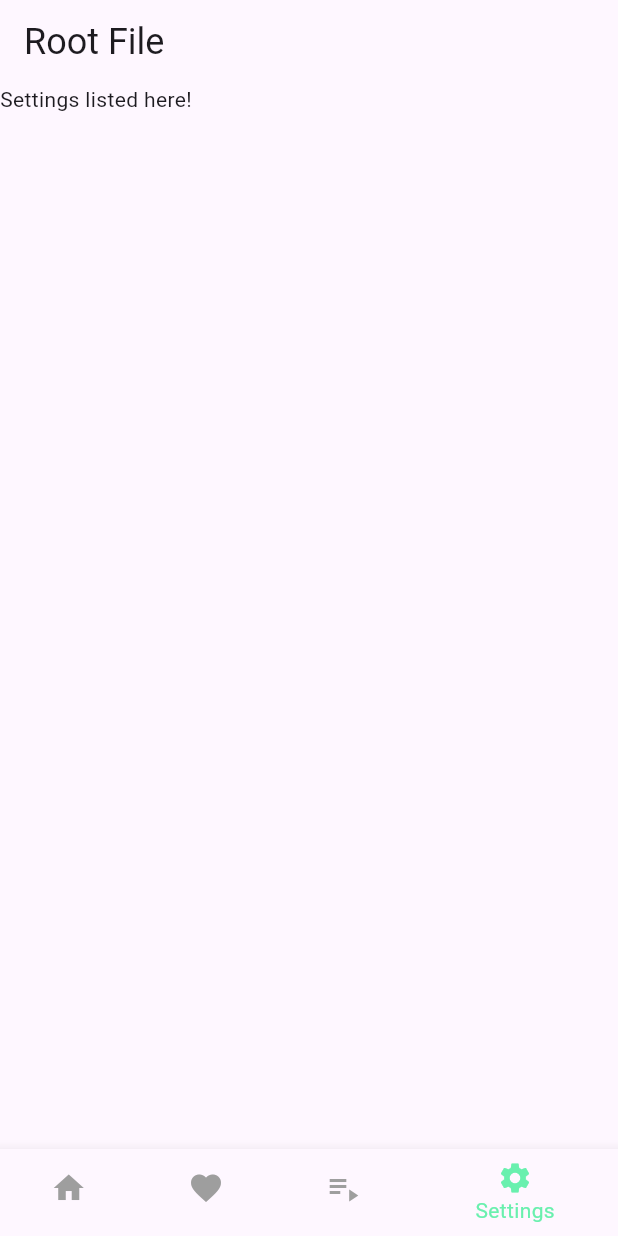
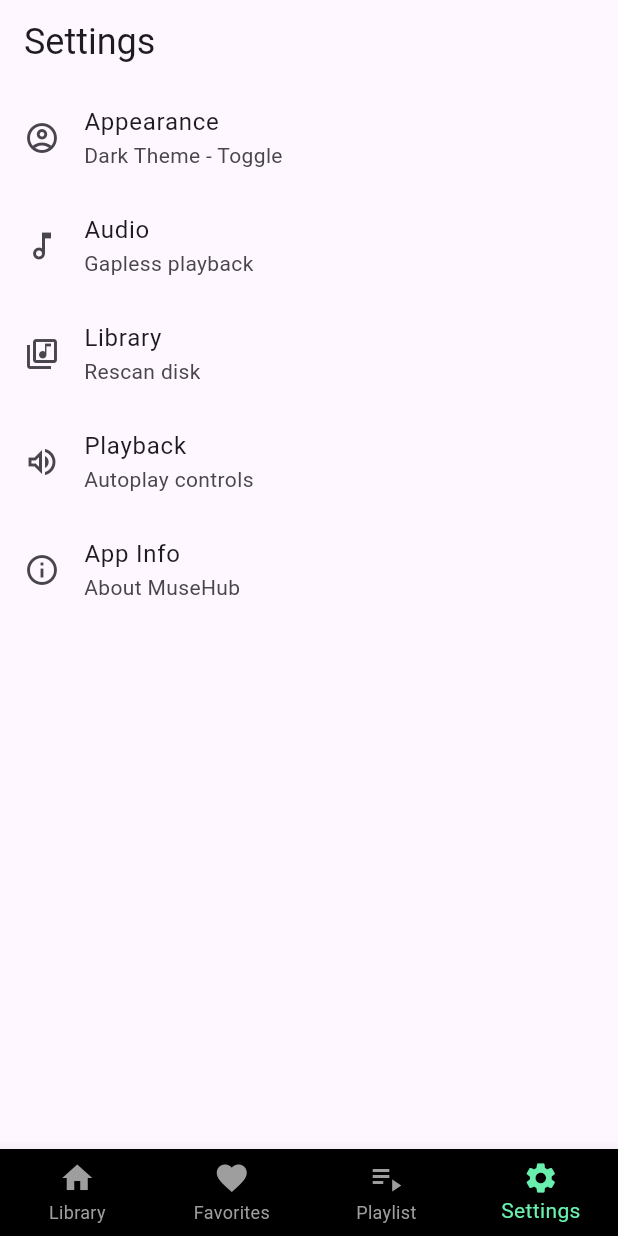
Before and after one commit to Pixel-Code-Hub206/musehub, a Flutter app: the screen it shows after launch, item 4 of the bottom bar chosen, on a phone screen of 412 x 824 dp. Run offline on Flutter 3.47's test engine with Material 3 defaults, Android fonts, the light colour scheme and no system bars; our stand-ins replace device_preview_plus.

Commit message:
Added basic options to the settings page using the ListTile objects.

```diff
--- a/lib/pages/favorites_page.dart
+++ b/lib/pages/favorites_page.dart
@@ -6,6 +6,14 @@
   @override
   Widget build(BuildContext context) {
     return Scaffold(
+      appBar: AppBar(
+        title: Text(
+          'Favorites',
+          style: TextStyle(
+            fontSize: 24,
+          ),
+        ),
+      ),
       body: Text('Favorites Page!'),
     );
   }
--- a/lib/pages/library_page.dart
+++ b/lib/pages/library_page.dart
@@ -6,6 +6,14 @@
   @override
   Widget build(BuildContext context) {
     return Scaffold(
+      appBar: AppBar(
+        title: Text(
+          'Library',
+          style: TextStyle(
+            fontSize: 24,
+          ),
+        ),
+      ),
       body: Text('The Library Page'),
     );
   }
--- a/lib/pages/muse_hub_root.dart
+++ b/lib/pages/muse_hub_root.dart
@@ -26,16 +26,9 @@
   @override
   Widget build(BuildContext context) {
     return Scaffold(
-      appBar: AppBar(
-        title: Text(
-          'Root File',
-          style: TextStyle(
-            fontSize: 24,
-          ),
-        ),
-      ),
       body: _screens[_currentIndex],
       bottomNavigationBar: BottomNavigationBar(
+        type: BottomNavigationBarType.fixed,
         currentIndex: _currentIndex,
 
         selectedItemColor: Colors.greenAccent,
--- a/lib/pages/playlists_page.dart
+++ b/lib/pages/playlists_page.dart
@@ -6,6 +6,14 @@
   @override
   Widget build(BuildContext context) {
     return Scaffold(
+      appBar: AppBar(
+        title: Text(
+          'Playlists',
+          style: TextStyle(
+            fontSize: 24,
+          ),
+        ),
+      ),
       body: Text('Playlists are listed here!'),
     );
   }
--- a/lib/pages/settings_page.dart
+++ b/lib/pages/settings_page.dart
@@ -6,7 +6,43 @@
   @override
   Widget build(BuildContext context) {
     return Scaffold(
-      body: Text('Settings listed here!'),
+      appBar: AppBar(
+        title: Text(
+          'Settings',
+          style: TextStyle(
+            fontSize: 24,
+          ),
+        ),
+      ),
+      body: ListView(
+        children: <Widget>[
+          ListTile(
+            leading: Icon(Icons.account_circle_outlined),
+            title: Text('Appearance'),
+            subtitle: Text('Dark Theme - Toggle')
+          ),
+          ListTile(
+            leading: Icon(Icons.audiotrack_outlined),
+            title: Text('Audio'),
+            subtitle: Text('Gapless playback'),
+          ),
+          ListTile(
+            leading: Icon(Icons.library_music_outlined),
+            title: Text('Library'),
+            subtitle: Text('Rescan disk'),
+          ),
+          ListTile(
+            leading: Icon(Icons.volume_up_outlined),
+            title: Text('Playback'),
+            subtitle: Text('Autoplay controls'),
+          ),
+          ListTile(
+            leading: Icon(Icons.info_outline),
+            title: Text('App Info'),
+            subtitle: Text('About MuseHub'),
+          )
+        ],
+      ),
     );
   }
 }
```
